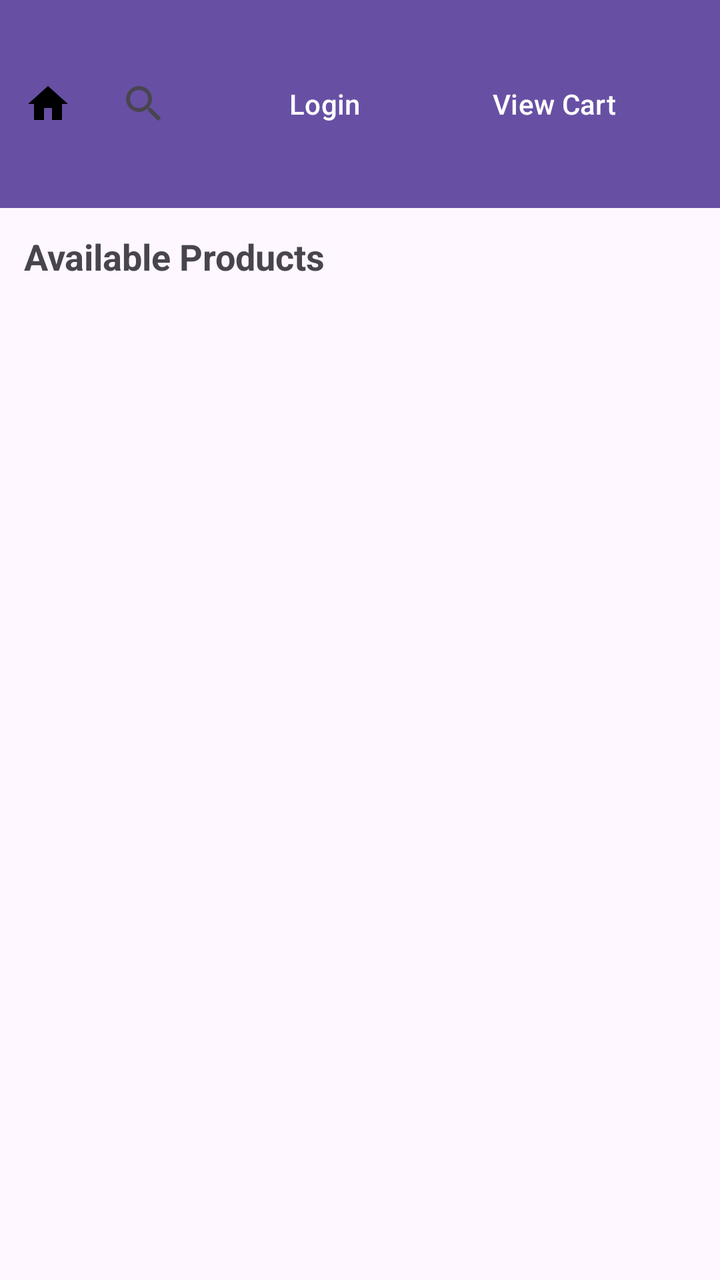
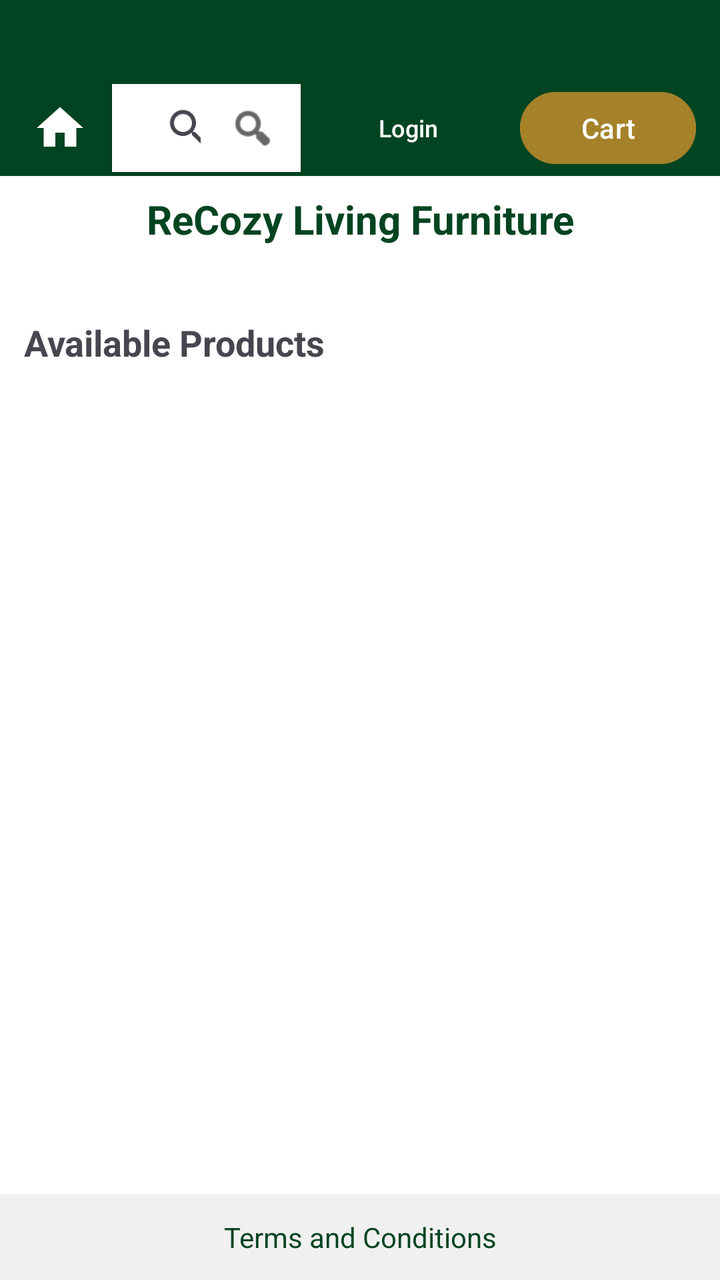

Screens rendered from an Android XML layout before and after an edit, with the pre-edit source and the edit as a unified diff.
<!-- AndroidManifest.xml: application theme Theme.FurnitureStore -->
<!-- res/layout/activity_main.xml -->
<?xml version="1.0" encoding="utf-8"?>
<LinearLayout xmlns:android="http://schemas.android.com/apk/res/android"
    xmlns:app="http://schemas.android.com/apk/res-auto"
    android:id="@+id/mainLayout"
    android:layout_width="match_parent"
    android:layout_height="match_parent"
    android:orientation="vertical">

    
    <LinearLayout
        android:layout_width="match_parent"
        android:layout_height="wrap_content"
        android:orientation="horizontal"
        android:padding="12dp"
        android:gravity="center_vertical"
        android:background="?attr/colorPrimary">

        
        <ImageView
            android:id="@+id/homeIcon"
            android:layout_width="24dp"
            android:layout_height="24dp"
            android:src="@drawable/ic_home"
            android:contentDescription="Home Icon"
           />

        <SearchView
            android:id="@+id/searchView"
            android:layout_width="0dp"
            android:layout_height="wrap_content"
            android:layout_weight="1"
            android:queryHint="Search products"
            android:layout_marginStart="12dp" />

        <Button
            android:id="@+id/buttonLogin"
            android:layout_width="wrap_content"
            android:layout_height="wrap_content"
            android:text="Login"
            android:textColor="@android:color/white"
            android:background="?attr/selectableItemBackgroundBorderless" />
        <Button
            android:id="@+id/buttonCart"
            android:layout_width="wrap_content"
            android:layout_height="wrap_content"
            android:text="View Cart"
            android:layout_margin="16dp"
            android:layout_alignParentBottom="true"
            android:layout_alignParentEnd="true"/>

    </LinearLayout>

    
    <TextView
        android:id="@+id/labelAvailableProducts"
        android:layout_width="wrap_content"
        android:layout_height="wrap_content"
        android:text="Available Products"
        android:textSize="18sp"
        android:textStyle="bold"
        android:layout_margin="12dp" />

    
    <androidx.recyclerview.widget.RecyclerView
        android:id="@+id/furnitureRecyclerView"
        android:layout_width="match_parent"
        android:layout_height="0dp"
        android:layout_weight="1"
        android:clipToPadding="false"
        android:scrollbars="vertical"
        app:layoutManager="androidx.recyclerview.widget.LinearLayoutManager" />

</LinearLayout>
<!-- resources referenced by this layout -->
<resources>
  <!-- drawable ic_home (drawable) -->
  <vector xmlns:android="http://schemas.android.com/apk/res/android" android:height="24dp" android:tint="#000000" android:viewportHeight="24" android:viewportWidth="24" android:width="24dp">
        
      <path android:fillColor="@android:color/white" android:pathData="M10,20v-6h4v6h5v-8h3L12,3 2,12h3v8z"/>
      
  </vector>
  <style name="Theme.FurnitureStore" parent="Base.Theme.FurnitureStore" />
  <style name="Base.Theme.FurnitureStore" parent="Theme.Material3.DayNight.NoActionBar">
          
          
      </style>
</resources>

<!-- the commit's change to res/layout/activity_main.xml (unified diff, before → after) -->
@@ -1,73 +1,168 @@
 <?xml version="1.0" encoding="utf-8"?>
-<LinearLayout xmlns:android="http://schemas.android.com/apk/res/android"
+<LinearLayout
+    xmlns:android="http://schemas.android.com/apk/res/android"
     xmlns:app="http://schemas.android.com/apk/res-auto"
     android:id="@+id/mainLayout"
     android:layout_width="match_parent"
     android:layout_height="match_parent"
-    android:orientation="vertical">
+    android:orientation="vertical"
+    android:background="@android:color/white">
 
     
     <LinearLayout
         android:layout_width="match_parent"
-        android:layout_height="wrap_content"
+        android:layout_height="88dp"
         android:orientation="horizontal"
-        android:padding="12dp"
+        android:paddingTop="40dp"
+        android:paddingHorizontal="12dp"
         android:gravity="center_vertical"
-        android:background="?attr/colorPrimary">
+        android:background="@color/forest_green">
 
-        
         <ImageView
             android:id="@+id/homeIcon"
-            android:layout_width="24dp"
-            android:layout_height="24dp"
+            android:layout_width="36dp"
+            android:layout_height="36dp"
             android:src="@drawable/ic_home"
-            android:contentDescription="Home Icon"
-           />
+            android:contentDescription="Home"
+            app:tint="@android:color/white"
+            android:padding="4dp" />
+        <ImageView
+            android:id="@+id/iconProfile"
+            android:layout_width="36dp"
+            android:layout_height="36dp"
+            android:src="@drawable/ic_profile"
+            android:contentDescription="Profile"
+            android:visibility="gone"
+            android:padding="4dp"
+            app:tint="@android:color/white"/>
 
-        <SearchView
-            android:id="@+id/searchView"
+
+
+        <LinearLayout
             android:layout_width="0dp"
-            android:layout_height="wrap_content"
-            android:layout_weight="1"
-            android:queryHint="Search products"
-            android:layout_marginStart="12dp" />
+            android:layout_height="44dp"
+            android:layout_weight="2"
+            android:orientation="horizontal"
+            android:layout_marginStart="8dp"
+            android:layout_marginEnd="4dp"
+            android:background="@android:color/white"
+            android:padding="6dp"
+            android:gravity="center_vertical"
+            android:elevation="2dp">
 
-        <Button
-            android:id="@+id/buttonLogin"
+            <SearchView
+                android:id="@+id/searchView"
+                android:layout_width="0dp"
+                android:layout_height="match_parent"
+                android:layout_weight="1"
+                android:background="@android:color/white"
+                android:queryHint="Search products"
+                android:iconifiedByDefault="false"
+                android:imeOptions="actionSearch" />
+
+            <ImageView
+                android:id="@+id/searchIcon"
+                android:layout_width="36dp"
+                android:layout_height="36dp"
+                android:src="@android:drawable/ic_menu_search"
+                app:tint="@android:color/black"
+                android:contentDescription="Search Icon"
+                android:padding="6dp" />
+
+
+        </LinearLayout>
+
+        <LinearLayout
             android:layout_width="wrap_content"
             android:layout_height="wrap_content"
-            android:text="Login"
-            android:textColor="@android:color/white"
-            android:background="?attr/selectableItemBackgroundBorderless" />
+            android:orientation="vertical"
+            android:gravity="end|center_vertical"
+            android:layout_marginEnd="4dp">
+
+            <Button
+                android:id="@+id/buttonLogin"
+                android:layout_width="wrap_content"
+                android:layout_height="wrap_content"
+                android:text="Login"
+                android:textSize="12sp"
+                android:textColor="@android:color/white"
+                android:background="?attr/selectableItemBackgroundBorderless" />
+
+            <Button
+                android:id="@+id/buttonRegister"
+                android:layout_width="wrap_content"
+                android:layout_height="wrap_content"
+                android:text="Register"
+                android:textSize="12sp"
+                android:textColor="@android:color/white"
+                android:background="?attr/selectableItemBackgroundBorderless" />
+        </LinearLayout>
+
         <Button
             android:id="@+id/buttonCart"
             android:layout_width="wrap_content"
+            android:layout_height="44dp"
+            android:text="Cart"
+            android:textColor="@android:color/white"
+            android:backgroundTint="#a5812a"
+            android:layout_marginStart="8dp"
+            android:paddingHorizontal="16dp" />
+    </LinearLayout>
+
+    
+    <LinearLayout
+        android:layout_width="match_parent"
+        android:layout_height="0dp"
+        android:layout_weight="1"
+        android:orientation="vertical">
+
+        <TextView
+            android:id="@+id/appTitle"
+            android:layout_width="match_parent"
             android:layout_height="wrap_content"
-            android:text="View Cart"
-            android:layout_margin="16dp"
-            android:layout_alignParentBottom="true"
-            android:layout_alignParentEnd="true"/>
+            android:text="ReCozy Living Furniture"
+            android:gravity="center"
+            android:textSize="20sp"
+            android:textStyle="bold"
+            android:textColor="@color/forest_green"
+            android:layout_marginTop="8dp"
+            android:layout_marginBottom="4dp" />
 
+        <androidx.recyclerview.widget.RecyclerView
+            android:id="@+id/categoryRecyclerView"
+            android:layout_width="match_parent"
+            android:layout_height="wrap_content"
+            android:padding="10dp"
+            android:nestedScrollingEnabled="false" />
+
+        <TextView
+            android:id="@+id/labelAvailableProducts"
+            android:layout_width="wrap_content"
+            android:layout_height="wrap_content"
+            android:text="Available Products"
+            android:textStyle="bold"
+            android:textSize="18sp"
+            android:layout_margin="12dp" />
+
+        <androidx.recyclerview.widget.RecyclerView
+            android:id="@+id/furnitureRecyclerView"
+            android:layout_width="match_parent"
+            android:layout_height="0dp"
+            android:layout_weight="1"
+            android:nestedScrollingEnabled="true"
+            android:clipToPadding="false"
+            android:scrollbars="vertical" />
     </LinearLayout>
 
     
     <TextView
-        android:id="@+id/labelAvailableProducts"
-        android:layout_width="wrap_content"
+        android:id="@+id/termsAndConditions"
+        android:layout_width="match_parent"
         android:layout_height="wrap_content"
-        android:text="Available Products"
-        android:textSize="18sp"
-        android:textStyle="bold"
-        android:layout_margin="12dp" />
-
-    
-    <androidx.recyclerview.widget.RecyclerView
-        android:id="@+id/furnitureRecyclerView"
-        android:layout_width="match_parent"
-        android:layout_height="0dp"
-        android:layout_weight="1"
-        android:clipToPadding="false"
-        android:scrollbars="vertical"
-        app:layoutManager="androidx.recyclerview.widget.LinearLayoutManager" />
-
+        android:text="Terms and Conditions"
+        android:textColor="@color/forest_green"
+        android:textSize="14sp"
+        android:gravity="center"
+        android:padding="12dp"
+        android:background="#f0f0f0" />
 </LinearLayout>
<!-- resource entries referenced after the edit -->
@@ -1,9 +1,20 @@
 <!-- resources referenced by this layout -->
 <resources>
+  <color name="forest_green">#014421</color>
   <!-- drawable ic_home (drawable) -->
   <vector xmlns:android="http://schemas.android.com/apk/res/android" android:height="24dp" android:tint="#000000" android:viewportHeight="24" android:viewportWidth="24" android:width="24dp">
         
       <path android:fillColor="@android:color/white" android:pathData="M10,20v-6h4v6h5v-8h3L12,3 2,12h3v8z"/>
+      
+  </vector>
+  <!-- drawable ic_profile (drawable) -->
+  <vector xmlns:android="http://schemas.android.com/apk/res/android" android:height="24dp" android:tint="#000000" android:viewportHeight="24" android:viewportWidth="24" android:width="24dp">
+        
+      <path android:fillColor="@android:color/white" android:pathData="M21,3H3C1.9,3 1,3.9 1,5v8h2V5h18v16c1.1,0 2,-0.9 2,-2V5C23,3.9 22.1,3 21,3z"/>
+        
+      <path android:fillColor="@android:color/white" android:pathData="M9,10m-4,0a4,4 0,1 1,8 0a4,4 0,1 1,-8 0"/>
+        
+      <path android:fillColor="@android:color/white" android:pathData="M15.39,16.56C13.71,15.7 11.53,15 9,15c-2.53,0 -4.71,0.7 -6.39,1.56C1.61,17.07 1,18.1 1,19.22V22h16v-2.78C17,18.1 16.39,17.07 15.39,16.56z"/>
       
   </vector>
   <style name="Theme.FurnitureStore" parent="Base.Theme.FurnitureStore" />
